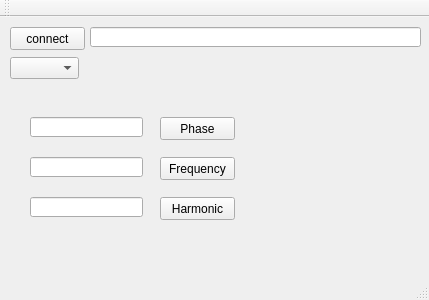
First picture: the form in SerialPortCommunicationQt/SerialPortCommunication/SRS/LockInAmplifier/Final_Lock-In-Amplifier/mainwindow.ui, repository vicvict/Lock-In-Amplifier, before the edit.
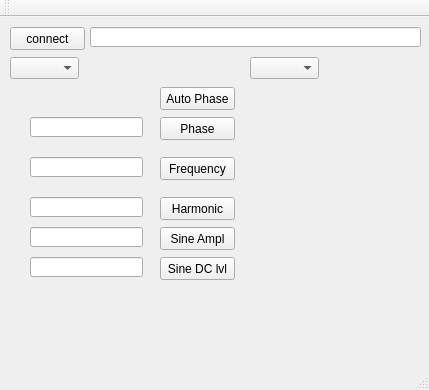
Second picture: the form after the edit.

Commit message: commands programming in progress; TimeConstant feature haven't done yet

Diff of the .ui file:
```diff
--- a/SerialPortCommunicationQt/SerialPortCommunication/SRS/LockInAmplifier/Final_Lock-In-Amplifier/mainwindow.ui
+++ b/SerialPortCommunicationQt/SerialPortCommunication/SRS/LockInAmplifier/Final_Lock-In-Amplifier/mainwindow.ui
@@ -7,7 +7,7 @@
     <x>0</x>
     <y>0</y>
     <width>429</width>
-    <height>300</height>
+    <height>390</height>
    </rect>
   </property>
   <property name="windowTitle">
@@ -116,6 +116,75 @@
      </rect>
     </property>
    </widget>
+   <widget class="QPushButton" name="pushButtonSineAmplitude">
+    <property name="geometry">
+     <rect>
+      <x>160</x>
+      <y>210</y>
+      <width>75</width>
+      <height>23</height>
+     </rect>
+    </property>
+    <property name="text">
+     <string>Sine Ampl</string>
+    </property>
+   </widget>
+   <widget class="QLineEdit" name="lineEditSineAmplitude">
+    <property name="geometry">
+     <rect>
+      <x>30</x>
+      <y>210</y>
+      <width>113</width>
+      <height>20</height>
+     </rect>
+    </property>
+   </widget>
+   <widget class="QLineEdit" name="lineEditSineDCLevel">
+    <property name="geometry">
+     <rect>
+      <x>30</x>
+      <y>240</y>
+      <width>113</width>
+      <height>20</height>
+     </rect>
+    </property>
+   </widget>
+   <widget class="QPushButton" name="pushButtonSineDCLevel">
+    <property name="geometry">
+     <rect>
+      <x>160</x>
+      <y>240</y>
+      <width>75</width>
+      <height>23</height>
+     </rect>
+    </property>
+    <property name="text">
+     <string>Sine DC lvl</string>
+    </property>
+   </widget>
+   <widget class="QPushButton" name="pushButtonAutoPhase">
+    <property name="geometry">
+     <rect>
+      <x>160</x>
+      <y>70</y>
+      <width>75</width>
+      <height>23</height>
+     </rect>
+    </property>
+    <property name="text">
+     <string>Auto Phase</string>
+    </property>
+   </widget>
+   <widget class="QComboBox" name="comboBoxTimeConstant">
+    <property name="geometry">
+     <rect>
+      <x>250</x>
+      <y>40</y>
+      <width>69</width>
+      <height>22</height>
+     </rect>
+    </property>
+   </widget>
   </widget>
   <widget class="QMenuBar" name="menuBar">
    <property name="geometry">
```
The commit also changes 7 other files.
